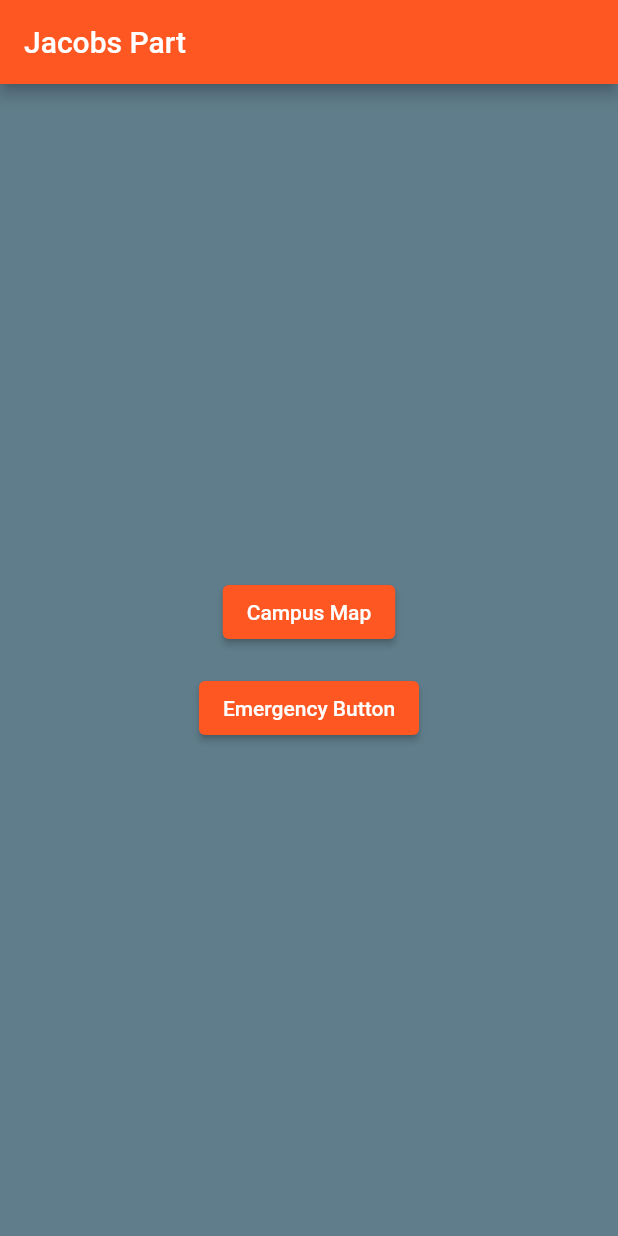
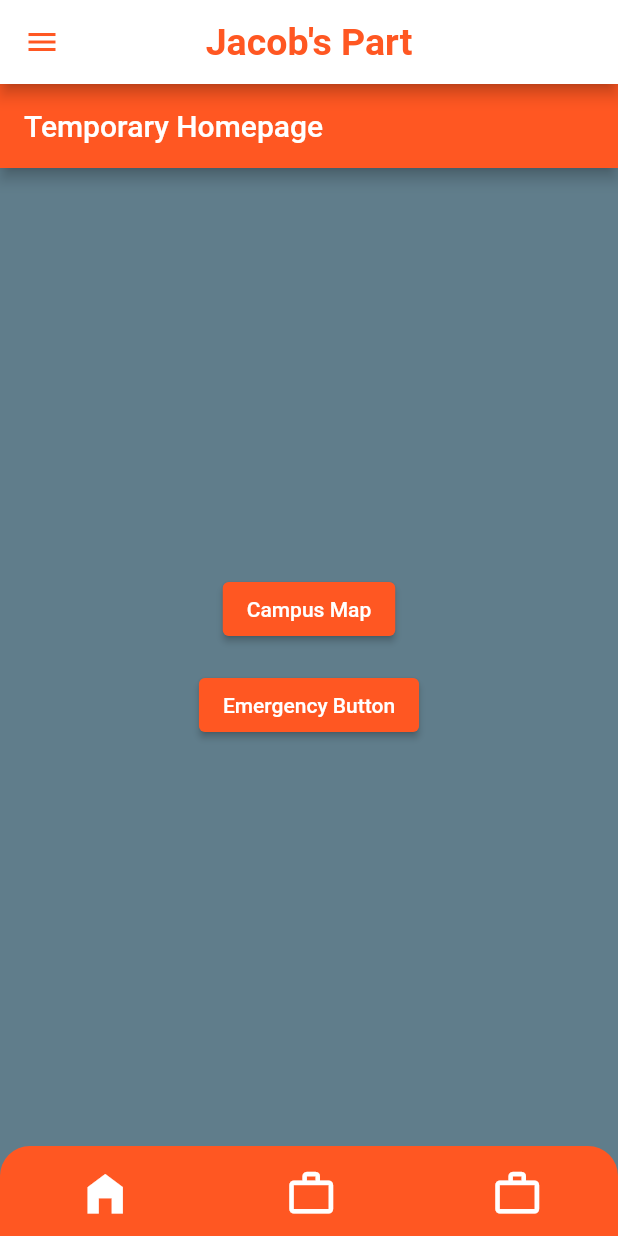
Before and after one commit to Jacob2740/MercerSafe, a Flutter app: the screen it shows after launch, on a phone screen of 412 x 824 dp. Run offline on Flutter 3.47's test engine with Material 2 defaults, Android fonts, the phone set to English and light mode, and no system bars.

Commit message:
9th Commit

```diff
--- a/jacobspart/lib/main.dart
+++ b/jacobspart/lib/main.dart
@@ -3,22 +3,146 @@ import 'package:url_launcher/url_launcher.dart';
 
 // function to trigger build when the app is run
 void main() {
-  runApp(
-    MaterialApp(
+  runApp(const MyApp());
+}
+
+class MyApp extends StatelessWidget {
+  const MyApp({Key? key}) : super(key: key);
+
+  @override
+  Widget build(BuildContext context) {
+    return MaterialApp(
        theme: ThemeData (
          primarySwatch: Colors.deepOrange,
          scaffoldBackgroundColor: Colors.blueGrey,
        ),
-      initialRoute: '/',
-      routes: {
-      '/': (context) => const HomeRoute(),
-      '/second': (context) => const CampusMap(),
-      '/third': (context) => const EmergencyButton(),
-      },
-    )
+      debugShowCheckedModeBanner: false,
+      home : HomePage(),
+    );
+  }
+}
+
+
+class HomePage extends StatefulWidget {
+  const HomePage({Key? key}) : super(key: key);
+  @override
+  _HomePageState createState() => _HomePageState();
+}
+
+
+class _HomePageState extends State<HomePage> {
+  int pageIndex = 0;
+
+  final pages = [
+    const HomeRoute(),
+    const CampusMap(),
+    const EmergencyButton(),
+  ];
+
+  @override
+  Widget build(BuildContext context) {
+    return Scaffold(
+
+      appBar: AppBar(
+        leading: Icon(
+          Icons.menu,
+          color: Theme.of(context).primaryColor,
+        ),
+        title: Text(
+          "Jacob's Part",
+          style: TextStyle(
+            color: Theme.of(context).primaryColor,
+            fontSize: 25,
+            fontWeight: FontWeight.w600,
+          ),
+        ),
+        centerTitle: true,
+        backgroundColor: Colors.white,
+      ),
+      body: pages[pageIndex],
+      bottomNavigationBar: buildMyNavBar(context),
     );
   }
 
+  Container buildMyNavBar(BuildContext context) {
+    return Container(
+          height: 60,
+          decoration: BoxDecoration(
+            color: Theme.of(context).primaryColor,
+            borderRadius: const BorderRadius.only(
+              topLeft: Radius.circular(20),
+              topRight: Radius.circular(20),
+            ),
+          ),
+
+          child: Row(
+            mainAxisAlignment: MainAxisAlignment.spaceAround,
+            children: [
+
+              IconButton(
+                enableFeedback: false,
+                onPressed: () {
+                  setState(() {
+                    pageIndex = 0;
+                  });
+                },
+                icon: pageIndex == 0
+                    ? const Icon(
+                        Icons.home_filled,
+                        color: Colors.white,
+                        size: 35,
+                      )
+                    : const Icon(
+                        Icons.home_outlined,
+                        color: Colors.white,
+                        size: 35,
+                      ),
+              ),
+
+              IconButton(
+                enableFeedback: false,
+                onPressed: () {
+                  setState(() {
+                    pageIndex = 1;
+                  });
+                },
+                icon: pageIndex == 1
+                    ? const Icon(
+                        Icons.work_rounded,
+                        color: Colors.white,
+                        size: 35,
+                      )
+                    : const Icon(
+                        Icons.work_outline_outlined,
+                        color: Colors.white,
+                        size: 35,
+                      ),
+              ),
+
+              IconButton(
+                enableFeedback: false,
+                onPressed: () {
+                  setState(() {
+                    pageIndex = 2;
+                  });
+                },
+                icon: pageIndex == 2
+                    ? const Icon(
+                        Icons.work_rounded,
+                        color: Colors.white,
+                        size: 35,
+                      )
+                    : const Icon(
+                        Icons.work_outline_outlined,
+                        color: Colors.white,
+                        size: 35,
+                      ),
+              ),
+            ],
+        ),
+    );
+  }
+}
 
 
 class HomeRoute extends StatelessWidget {
@@ -28,7 +152,7 @@ const HomeRoute({Key? key}) : super(key: key);
   Widget build(BuildContext context) {
     return Scaffold(
       appBar: AppBar(
-		title: const Text('Jacobs Part'),
+        title: const Text('Temporary Homepage'),
         //backgroundColor: Color.fromARGB(255, 215, 116, 11),
       ), // AppBar
       body: Center(
@@ -40,7 +164,6 @@ Widget build(BuildContext context) {
                     child: ElevatedButton(
                     child: const Text('Campus Map'),
                       onPressed: () {
-                Navigator.pushNamed(context, '/second');
                       },
                     ),
                   ), // ElevatedButton
@@ -49,7 +172,6 @@ Widget build(BuildContext context) {
                     child: ElevatedButton(
                     child: const Text('Emergency Button'),
                       onPressed: () {
-                Navigator.pushNamed(context, '/third');
                       },
                     ),
                   ), // ElevatedButton
@@ -68,10 +190,12 @@ const CampusMap({Key? key}) : super(key: key);
   @override
   Widget build(BuildContext context) {
     return Scaffold(
+
       appBar: AppBar(
         title: const Text("Campus Map"),
         //backgroundColor: Color.fromARGB(255, 215, 116, 11),
       ), // AppBar
+
       body: Center(
         child: Column (
           children: [
@@ -107,6 +231,7 @@ const CampusMap({Key? key}) : super(key: key);
 
 makingCall() async {
   var url = Uri.parse("tel:6785164182");
+
   if (await canLaunchUrl(url)) {
     await launchUrl(url);
   } else {
@@ -127,9 +252,11 @@ const EmergencyButton({Key? key}) : super(key: key);
           title: const Text('Emergency Call Button'),
           //backgroundColor: Color.fromARGB(255, 215, 116, 11),
         ), // AppBar
+
         body: SafeArea(
           child: Center(
             child: Column(
+
               children: [
                 Container(
                   height: 250.0,
```
Lines whose indentation alone changed are shown as unchanged.
